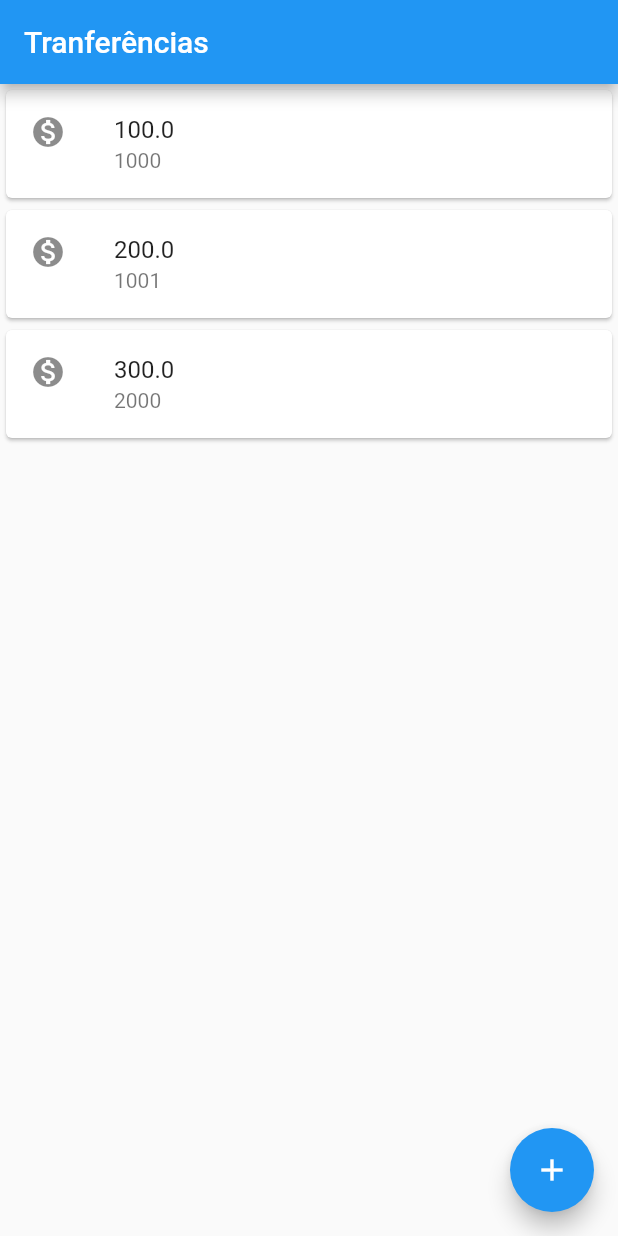
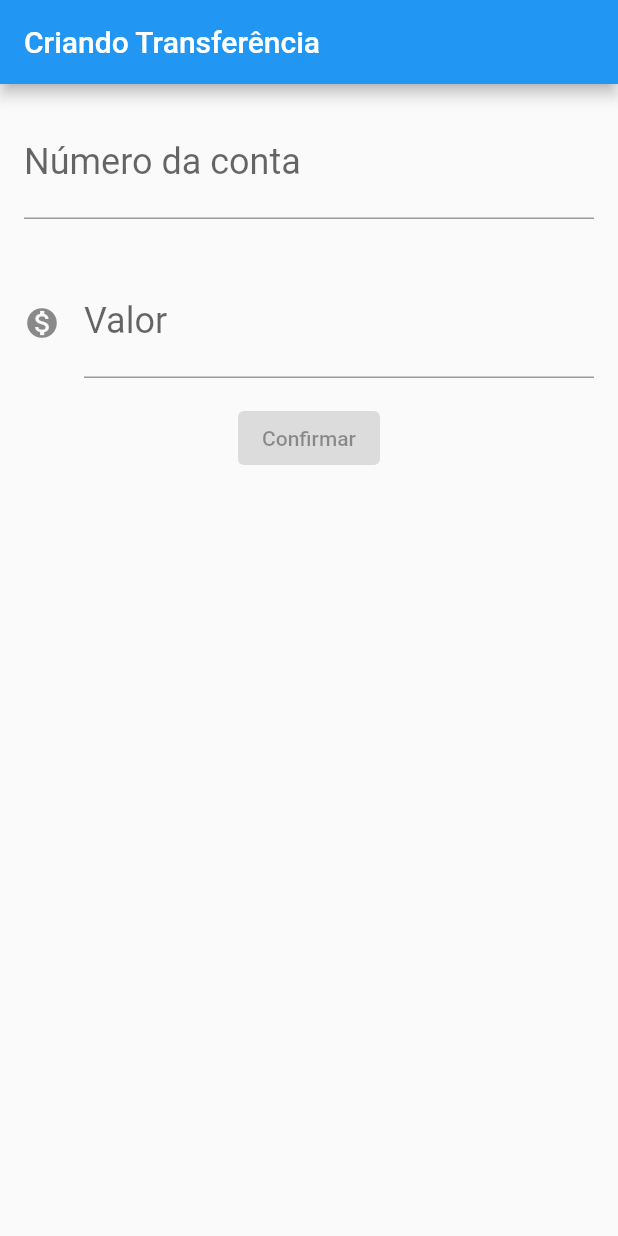
Before and after one commit to JeanCamargoReal/bytebank, a Flutter app: the screen it shows after launch, on a phone screen of 412 x 824 dp. Run offline on Flutter 3.47's test engine with Material 2 defaults, Android fonts, the phone set to English and light mode, and no system bars.

Commit message:
Developing form layout

```diff
--- a/lib/main.dart
+++ b/lib/main.dart
@@ -1,42 +1,86 @@
 // ignore_for_file: prefer_const_constructors
 
 import 'package:flutter/material.dart';
+import 'package:flutter/services.dart';
 
 void main() {
-  runApp(MaterialApp(
-    home: Scaffold(
-      body: ListaTranferencias(),
+  runApp(BytbankApp());
+}
+
+class BytbankApp extends StatelessWidget {
+  const BytbankApp({Key? key}) : super(key: key);
+  @override
+  Widget build(BuildContext context) {
+    return MaterialApp(
+      home: Scaffold(
+        body: FormularioTransferencia(),
+      ),
+    );
+  }
+}
+
+class FormularioTransferencia extends StatelessWidget {
+  const FormularioTransferencia({Key? key}) : super(key: key);
+  @override
+  Widget build(BuildContext context) {
+    return Scaffold(
+        appBar: AppBar(
+          title: Text('Criando Transferência'),
+        ),
+        body: Column(
+          children: const <Widget>[
+            Padding(
+              padding: EdgeInsets.all(16.0),
+              child: TextField(
+                style: TextStyle(fontSize: 24.0),
+                decoration: InputDecoration(
+                    labelText: 'Número da conta', hintText: '0000'),
+                keyboardType: TextInputType.number,
+              ),
+            ),
+            Padding(
+              padding: EdgeInsets.all(16.0),
+              child: TextField(
+                style: TextStyle(fontSize: 24.0),
+                decoration: InputDecoration(
+                    icon: Icon(Icons.monetization_on),
+                    labelText: 'Valor',
+                    hintText: '0.00'),
+                keyboardType: TextInputType.number,
+              ),
+            ),
+            ElevatedButton(onPressed: null, child: Text('Confirmar'))
+          ],
+        ));
+  }
+}
+
+class ListaTranferencias extends StatelessWidget {
+  const ListaTranferencias({Key? key}) : super(key: key);
+  @override
+  Widget build(BuildContext context) {
+    return Scaffold(
       appBar: AppBar(
         title: Text('Tranferências'),
+      ),
+      body: Column(
+        children: <Widget>[
+          ItemTransferencia(Transferencia(100.0, 1000)),
+          ItemTransferencia(Transferencia(200.0, 1001)),
+          ItemTransferencia(Transferencia(300.0, 2000)),
+        ],
       ),
       floatingActionButton: FloatingActionButton(
         onPressed: () {},
         child: Icon(Icons.add),
       ),
-    ),
-  ));
-}
-
-class ListaTranferencias extends StatelessWidget {
-  const ListaTranferencias({Key? key}) : super(key: key);
-
-  @override
-  Widget build(BuildContext context) {
-    return Column(
-      children: <Widget>[
-        ItemTransferencia(Transferencia(100.0, 1000)),
-        ItemTransferencia(Transferencia(200.0, 1001)),
-        ItemTransferencia(Transferencia(300.0, 2000)),
-      ],
     );
   }
 }
 
 class ItemTransferencia extends StatelessWidget {
   final Transferencia _transferencia;
-
   ItemTransferencia(this._transferencia);
-
   @override
   Widget build(BuildContext context) {
     return Card(
@@ -50,6 +94,5 @@ class ItemTransferencia extends StatelessWidget {
 class Transferencia {
   final double valor;
   final int numeroConta;
-
   Transferencia(this.valor, this.numeroConta);
 }
```
